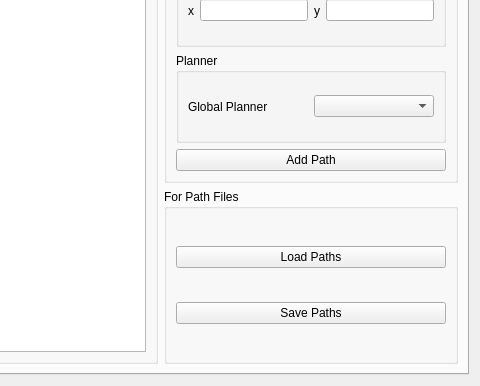
Above: src/rviz_plugins/path_visual_plugin/ui/path_visual_plugin.ui from ai-winter/ros_motion_planning_visualizer before the change; both pictures show x 320 to 800 and y 214 to 600 of the 800 by 600 pixel window. Below: the same form after it.
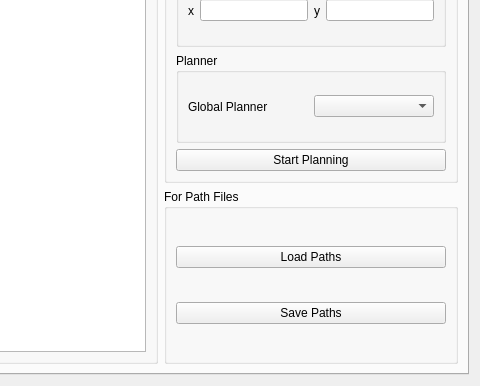
That is the form after the change.

Patch:
```diff
--- a/src/rviz_plugins/path_visual_plugin/ui/path_visual_plugin.ui
+++ b/src/rviz_plugins/path_visual_plugin/ui/path_visual_plugin.ui
@@ -181,7 +181,7 @@
              <string>Plan and add the configured path to the path list</string>
             </property>
             <property name="text">
-             <string>Add Path</string>
+             <string>Start Planning</string>
             </property>
            </widget>
           </item>
```
